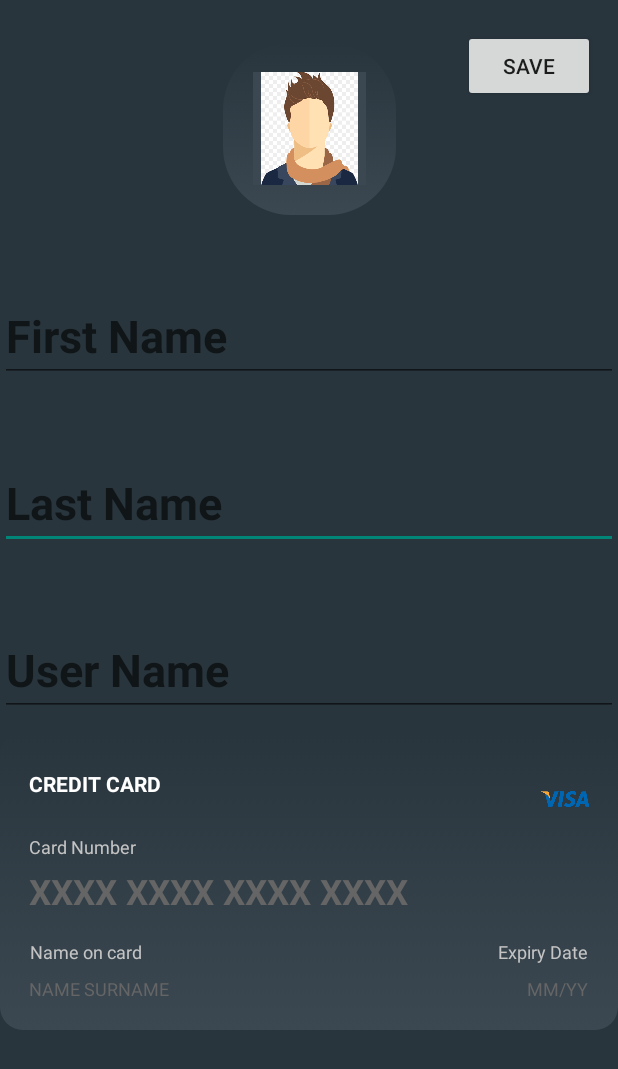
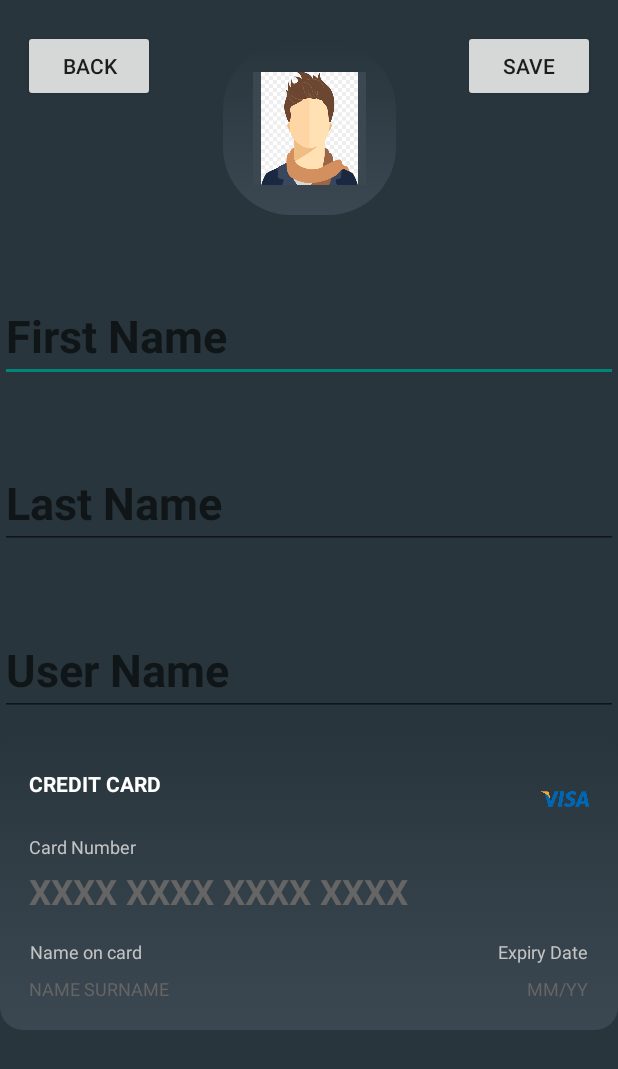
Before and after one commit to littleNightK/CoinView, an Android app: the RegisterInfoActivity screen opened directly, with no data from a screen before it, on a phone screen of 412 x 824 dp. Shown: the top 1069 px of the screen. Run offline under Robolectric (Android 15) with nearby library versions, the phone set to English and light mode, and no system bars; our stand-ins replace Firebase (no records; nobody signed in at launch, a user with empty details on screens opened directly).

Commit message:
add back button for register, auto scroll

```diff
--- a/app/src/main/AndroidManifest.xml
+++ b/app/src/main/AndroidManifest.xml
@@ -20,7 +20,9 @@
             android:exported="false" />
         <activity
             android:name=".RegisterInfoActivity"
-            android:exported="false" />
+            android:exported="false"
+            android:windowSoftInputMode="adjustPan"
+            />
         <activity
             android:name=".CryptoDetailActivity"
             android:exported="false"> <!-- This parentActivityName attribute defines the parent activity for the Up button -->
@@ -35,6 +37,7 @@
         <activity
             android:name=".AfterLoginFragment"
             android:exported="false" />
+
         <activity
             android:name=".MainActivity"
             android:exported="true">
--- a/app/src/main/java/com/example/mycrypto/RegisterInfoActivity.java
+++ b/app/src/main/java/com/example/mycrypto/RegisterInfoActivity.java
@@ -36,6 +36,8 @@ public class RegisterInfoActivity extends AppCompatActivity {
         setContentView(R.layout.activity_register_info);
         FirebaseAuth mAuth = FirebaseAuth.getInstance();
 
+        Button backbtn = findViewById(R.id.back_button_3);
+
         Button btnRegister = findViewById(R.id.btnSave);
         EditText txtName = findViewById(R.id.First_Name);
         EditText txtLastName = findViewById(R.id.LastName_regist);
@@ -43,6 +45,7 @@ public class RegisterInfoActivity extends AppCompatActivity {
         EditText txtCardName = findViewById(R.id.etName_regist);
         EditText txtCardExp=findViewById(R.id.etExpiry_regist);
         EditText txtUsername=findViewById(R.id.User_name);
+
         btnRegister.setOnClickListener(new View.OnClickListener() {
             @Override
             public void onClick(View view) {
@@ -99,6 +102,17 @@ public class RegisterInfoActivity extends AppCompatActivity {
                 }
             }
         });
+
+
+        backbtn.setOnClickListener(new View.OnClickListener() {
+            @Override
+            public void onClick(View v) {
+                // back to main activity
+                Intent intent = new Intent(RegisterInfoActivity.this, MainActivity.class);
+                startActivity(intent);
+
+            }
+        });
     }
 
 
--- a/app/src/main/res/layout/activity_register_info.xml
+++ b/app/src/main/res/layout/activity_register_info.xml
@@ -1,5 +1,6 @@
 <?xml version="1.0" encoding="utf-8"?>
-<androidx.constraintlayout.widget.ConstraintLayout xmlns:android="http://schemas.android.com/apk/res/android"
+<ScrollView
+    xmlns:android="http://schemas.android.com/apk/res/android"
     xmlns:app="http://schemas.android.com/apk/res-auto"
     xmlns:tools="http://schemas.android.com/tools"
     android:background="@color/background"
@@ -7,6 +8,10 @@
     android:layout_height="match_parent"
 
     tools:context=".RegisterInfoActivity">
+
+<androidx.constraintlayout.widget.ConstraintLayout
+    android:layout_width="match_parent"
+    android:layout_height="match_parent" >
 
     <ScrollView
         android:id="@+id/scroll"
@@ -260,4 +265,14 @@
         app:layout_constraintEnd_toEndOf="parent"
         app:layout_constraintTop_toTopOf="parent" />
 
+    <Button
+        android:id="@+id/back_button_3"
+        android:layout_width="wrap_content"
+        android:layout_height="wrap_content"
+        android:layout_marginVertical="20dp"
+        android:layout_marginHorizontal="15dp"
+        android:text="Back"
+        app:layout_constraintStart_toStartOf="parent"
+        app:layout_constraintTop_toTopOf="parent" />
 </androidx.constraintlayout.widget.ConstraintLayout>
+</ScrollView>
```
